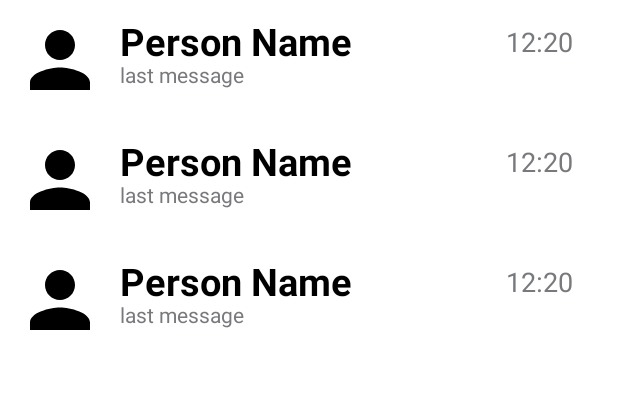
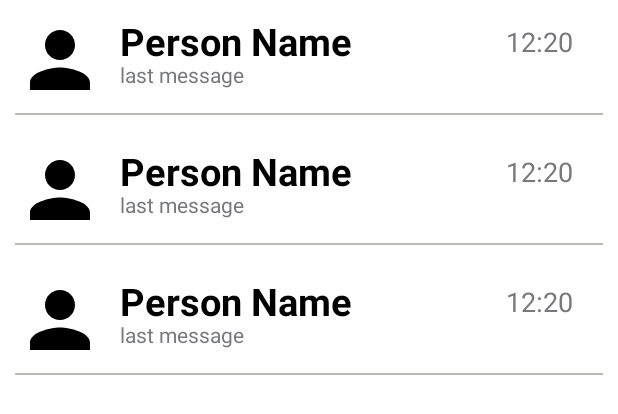
Before and after one commit to sangeetkarthecoder/SplitItNew, an Android app: the layout fragment_friend_.xml on its own in the app's theme, with its tools: preview values and no code run, on a phone screen of 412 x 824 dp. Shown: the top 414 px of the screen. Run offline under Robolectric (Android 15) with nearby library versions, the phone set to English and light mode, and no system bars.

```diff
--- a/app/src/main/java/com/example/splitit/Activities/Login.java
+++ b/app/src/main/java/com/example/splitit/Activities/Login.java
@@ -24,7 +24,6 @@ public class Login extends AppCompatActivity {
         getWindow().setStatusBarColor(Color.TRANSPARENT);
         setContentView(R.layout.activity_login);
         linear = findViewById(R.id.signup);
-
         linear.setOnClickListener(v -> startActivity(new Intent(Login.this, Registration.class)));
     }
 }
--- a/app/src/main/java/com/example/splitit/Activities/PhoneAuth.java
+++ b/app/src/main/java/com/example/splitit/Activities/PhoneAuth.java
@@ -22,6 +22,7 @@ public class PhoneAuth extends AppCompatActivity {
 
         binding = ActivityPhoneAuthBinding.inflate(getLayoutInflater());
         setContentView(binding.getRoot());
+        getSupportActionBar().hide();
 
         binding.continuebtn.setOnClickListener(new View.OnClickListener() {
             @Override
--- a/app/src/main/java/com/example/splitit/Activities/Registration.java
+++ b/app/src/main/java/com/example/splitit/Activities/Registration.java
@@ -35,6 +35,7 @@ public class Registration extends AppCompatActivity {
         super.onCreate(savedInstanceState);
         binding = ActivityRegistrationBinding.inflate(getLayoutInflater());
         setContentView(binding.getRoot());
+        getSupportActionBar().hide();
 
         auth = FirebaseAuth.getInstance();
         storage = FirebaseStorage.getInstance();
--- a/app/src/main/java/com/example/splitit/Adapters/UserAdapter.java
+++ b/app/src/main/java/com/example/splitit/Adapters/UserAdapter.java
@@ -48,6 +48,8 @@ public class UserAdapter extends  RecyclerView.Adapter<UserAdapter.UsersviewHold
             @Override
             public void onClick(View v) {
                 Intent intent = new Intent(context, ChatActivity.class);
+                intent.putExtra("name", user.getName());
+                intent.putExtra("uid", user.getuid());
                 context.startActivity(intent);
             }
         });
--- a/app/src/main/res/layout/conversationview.xml
+++ b/app/src/main/res/layout/conversationview.xml
@@ -1,7 +1,9 @@
 <?xml version="1.0" encoding="utf-8"?>
 <RelativeLayout xmlns:android="http://schemas.android.com/apk/res/android"
     android:layout_width="match_parent"
+    android:id="@+id/TW"
     android:layout_height="wrap_content"
+    android:background="?android:attr/selectableItemBackground"
     android:padding="10dp">
 
     <de.hdodenhof.circleimageview.CircleImageView
@@ -27,12 +29,11 @@
         android:id="@+id/personlastmessage"
         android:layout_width="wrap_content"
         android:layout_height="wrap_content"
+        android:layout_marginStart="10dp"
+        android:layout_marginTop="30dp"
+        android:layout_toRightOf="@id/personimage"
         android:text="last message"
-        android:layout_marginStart="10dp"
-        android:layout_toRightOf="@id/personimage"
-        android:textColor="@color/grey"
-        android:layout_marginTop="30dp"
-        />
+        android:textColor="@color/grey" />
 
     <TextView
         android:id="@+id/time"
@@ -45,6 +46,12 @@
         android:textColor="@color/grey"
         android:textSize="18dp" />
 
+    <RelativeLayout
+        android:layout_width="match_parent"
+        android:layout_height="1dp"
+        android:layout_marginTop="65dp"
+        android:background="#B9BBB4">
 
+    </RelativeLayout>
 
 </RelativeLayout>
--- a/app/src/main/res/layout/fragment_friend_.xml
+++ b/app/src/main/res/layout/fragment_friend_.xml
@@ -1,20 +1,25 @@
 <?xml version="1.0" encoding="utf-8"?>
-<RelativeLayout xmlns:android="http://schemas.android.com/apk/res/android"
+<androidx.constraintlayout.widget.ConstraintLayout xmlns:android="http://schemas.android.com/apk/res/android"
     xmlns:tools="http://schemas.android.com/tools"
     android:layout_width="match_parent"
     android:layout_height="match_parent"
     xmlns:app="http://schemas.android.com/apk/res-auto"
     tools:context=".Fragments.Friend_Fragment"
-    android:background="@color/white">
-
+    android:background="?android:attr/selectableItemBackground">
 
     <androidx.recyclerview.widget.RecyclerView
         android:id="@+id/recyclerView"
         android:layout_width="match_parent"
         android:layout_height="match_parent"
+        android:clickable="true"
+        android:focusable="true"
         app:layoutManager="androidx.recyclerview.widget.LinearLayoutManager"
-        tools:listitem="@layout/conversationview"/>
+        app:layout_constraintBottom_toBottomOf="parent"
+        app:layout_constraintEnd_toEndOf="parent"
+        app:layout_constraintStart_toStartOf="parent"
+        app:layout_constraintTop_toTopOf="parent"
+        tools:listitem="@layout/conversationview" />
 
 
 
-</RelativeLayout>
+</androidx.constraintlayout.widget.ConstraintLayout>
--- a/app/src/main/res/values/strings.xml
+++ b/app/src/main/res/values/strings.xml
@@ -2,4 +2,8 @@
     <string name="app_name">Split It</string>
     <!-- TODO: Remove or change this placeholder text -->
     <string name="hello_blank_fragment">Hello blank fragment</string>
+    <string name="type_a_message">Type a Message</string>
+    <string name="todo">TODO</string>
+    <string name="todo1">TODO1</string>
+    <string name="todo2">TODO2</string>
 </resources>
--- a/app/src/main/res/values/themes.xml
+++ b/app/src/main/res/values/themes.xml
@@ -1,15 +1,15 @@
 <resources xmlns:tools="http://schemas.android.com/tools">
     <!-- Base application theme. -->
-    <style name="Theme.SplitIt" parent="Theme.MaterialComponents.DayNight.NoActionBar">
+    <style name="Theme.SplitIt" parent="Theme.MaterialComponents.DayNight">
         <!-- Primary brand color. -->
 
-        <item name="colorPrimary">@color/purple_500</item>
+        <item name="colorPrimary">@color/design_default_color_primary</item>
         <item name="colorPrimaryVariant">@color/purple_700</item>
         <item name="colorOnPrimary">@color/white</item>
         <!-- Secondary brand color. -->
         <item name="colorSecondary">@color/teal_200</item>
         <item name="colorSecondaryVariant">@color/teal_700</item>
-        <item name="colorOnSecondary">@color/black</item>
+        <item name="colorOnSecondary">@color/white</item>
         <!-- Status bar color. -->
         <item name="android:statusBarColor" tools:targetApi="l">?attr/colorPrimaryVariant</item>
         <!-- Customize your theme here. -->
@@ -18,13 +18,13 @@
     </style>
 
     <!-- Splash Screen . -->
-    <style name="Splashscreen" parent="Theme.MaterialComponents.DayNight.NoActionBar">
+    <style name="Splashscreen" parent="Theme.MaterialComponents.DayNight">
         <item name="android:windowBackground">@drawable/splash_screen</item>
         <item name="android:windowTranslucentStatus">true</item>
         <item name="android:windowTranslucentNavigation">true</item>
     </style>
 
-    <style name="fullscreen" parent="Theme.MaterialComponents.DayNight.NoActionBar">
+    <style name="fullscreen" parent="Theme.MaterialComponents.DayNight">
         <item name="windowActionBar">false</item>
         <item name="windowNoTitle">true</item>
         <item name="android:windowTranslucentStatus">true</item>
```
Also changed, not shown: app/src/main/java/com/example/splitit/Activities/ChatActivity.java (+105 -0 lines), app/src/main/java/com/example/splitit/Activities/VerifyPhone.java (+9 -0 lines), app/src/main/java/com/example/splitit/Adapters/MessagesAdapter.java (added, +90 -0 lines), app/src/main/java/com/example/splitit/ModuleClass/Messages.java (added, +50 -0 lines), app/src/main/res/drawable/received_drawable.xml (added, +9 -0 lines), app/src/main/res/drawable/sentdrawable.xml (added, +9 -0 lines), app/src/main/res/layout/activity_chat.xml (+26 -15 lines), app/src/main/res/layout/item_received.xml (added, +18 -0 lines), app/src/main/res/layout/item_sent.xml (added, +18 -0 lines), app/src/main/res/drawable-v24/attachment.png (added).
